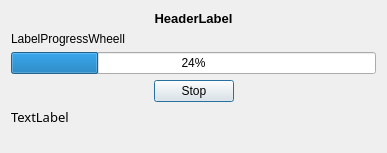
Above: stick20responsedialog.ui from Nitrokey/nitrokey-app before the change. Below: the same form after it.
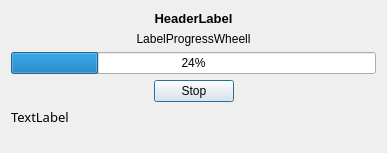
That is the form after the change. Icons and pictures are not drawn.

Commit message: fix frames and lines at windows

Patch:
```diff
--- a/stick20responsedialog.ui
+++ b/stick20responsedialog.ui
@@ -51,6 +51,9 @@
        <property name="text">
         <string>LabelProgressWheell</string>
        </property>
+       <property name="alignment">
+        <set>Qt::AlignCenter</set>
+       </property>
       </widget>
      </item>
      <item>
```
The commit also changes 7 other files.
